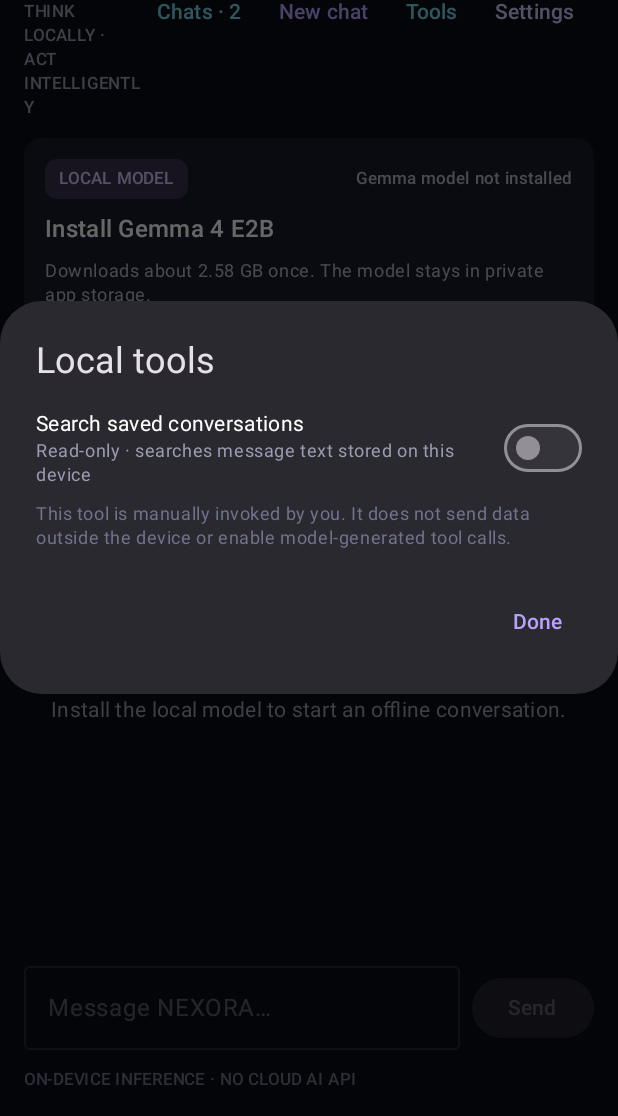
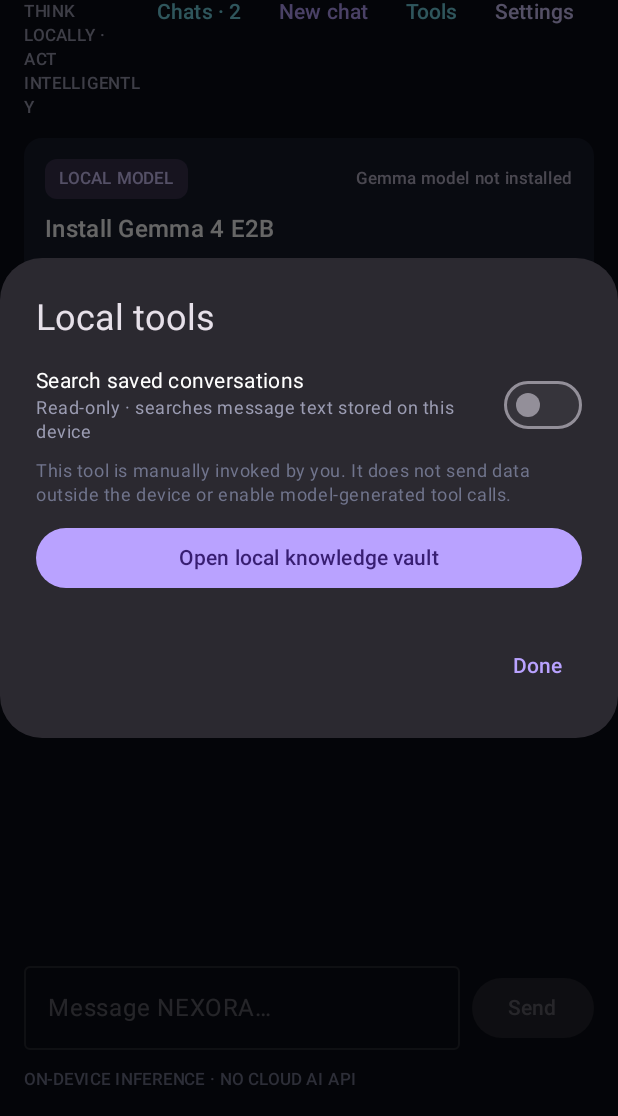
Before and after one commit to abdulraheemnohri/NEXORA-AI, an Android app built with Jetpack Compose: the screen it shows after launch (MainActivity), after a tap on "Tools", on a phone screen of 412 x 824 dp, the part 120-1236 px from its top. Run offline under Robolectric (Android 15) with nearby library versions, the phone set to English and light mode, and no system bars; libraries missing offline, so code that uses them is left out: com.google.ai.edge; pictures from the network do not load; 3 other taps on this screen came first.

Commit message:
feat(knowledge): expose local vault from tools

```diff
--- a/app/src/main/java/com/nexora/ai/ui/NexoraHome.kt
+++ b/app/src/main/java/com/nexora/ai/ui/NexoraHome.kt
@@ -325,6 +325,12 @@ fun NexoraHome(viewModel: NexoraViewModel) {
                         color = Color(0xFF70748C),
                         style = MaterialTheme.typography.bodySmall
                     )
+                    Button(
+                        onClick = viewModel::openKnowledgeVault,
+                        modifier = Modifier.fillMaxWidth()
+                    ) {
+                        Text("Open local knowledge vault")
+                    }
                 }
             },
             confirmButton = {
@@ -332,6 +338,8 @@ fun NexoraHome(viewModel: NexoraViewModel) {
             }
         )
     }
+
+    KnowledgeVaultDialog(viewModel, state)
 
     state.pendingDeleteConversationId?.let { pendingId ->
         val title = state.conversations.firstOrNull { it.id == pendingId }?.title ?: "this conversation"
```
